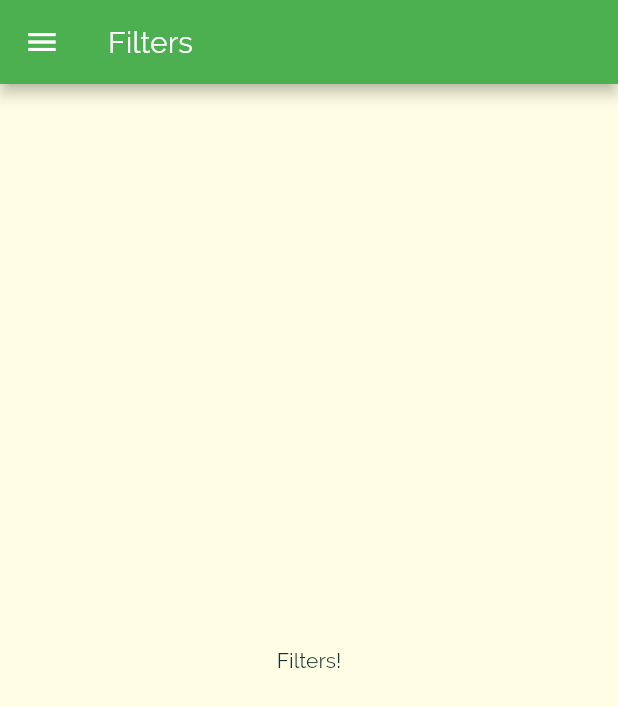
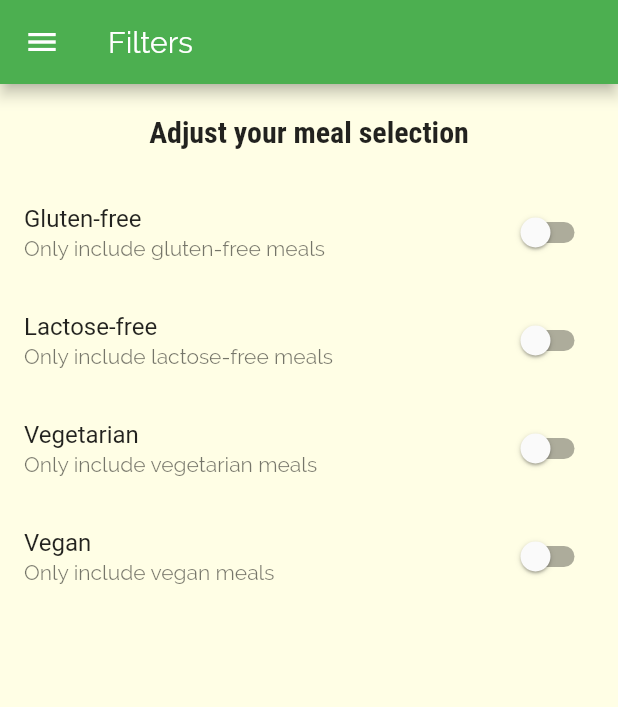
Before and after one commit to zexes/meals_app, a Flutter app: the FiltersScreen screen opened by its route, on a phone screen of 412 x 824 dp. Shown: the top 707 px of the screen. Run offline on Flutter 3.47's test engine with Material 2 defaults, Android fonts, the phone set to English and light mode, and no system bars.

Commit message:
Adding filter switches. closes #23

```diff
--- a/lib/screens/filters_screen.dart
+++ b/lib/screens/filters_screen.dart
@@ -1,8 +1,30 @@
 import 'package:flutter/material.dart';
 import 'package:mealsapp/widgets/main_drawer.dart';
 
-class FiltersScreen extends StatelessWidget {
+class FiltersScreen extends StatefulWidget {
   static const String id = 'filters_screen';
+
+  @override
+  _FiltersScreenState createState() => _FiltersScreenState();
+}
+
+class _FiltersScreenState extends State<FiltersScreen> {
+  bool _glutenFree = false;
+  bool _vegetarian = false;
+  bool _vegan = false;
+  bool _lactoseFree = false;
+
+  SwitchListTile buildSwitchListTile(
+      {String title,
+      String description,
+      bool currentValue,
+      Function updateValue}) {
+    return SwitchListTile(
+        title: Text(title),
+        subtitle: Text(description),
+        value: currentValue,
+        onChanged: updateValue);
+  }
 
   @override
   Widget build(BuildContext context) {
@@ -11,8 +33,58 @@ class FiltersScreen extends StatelessWidget {
         title: Text('Filters'),
       ),
       drawer: MainDrawer(),
-      body: Center(
-        child: Text('Filters!'),
+      body: Column(
+        children: <Widget>[
+          Container(
+            padding: EdgeInsets.all(20.0),
+            child: Text(
+              'Adjust your meal selection',
+              style: Theme.of(context).textTheme.title,
+            ),
+          ),
+          Expanded(
+            child: ListView(
+              children: <Widget>[
+                buildSwitchListTile(
+                    title: 'Gluten-free',
+                    description: 'Only include gluten-free meals',
+                    currentValue: _glutenFree,
+                    updateValue: (newValue) {
+                      setState(() {
+                        _glutenFree = newValue;
+                      });
+                    }),
+                buildSwitchListTile(
+                    title: 'Lactose-free',
+                    description: 'Only include lactose-free meals',
+                    currentValue: _lactoseFree,
+                    updateValue: (newValue) {
+                      setState(() {
+                        _lactoseFree = newValue;
+                      });
+                    }),
+                buildSwitchListTile(
+                    title: 'Vegetarian',
+                    description: 'Only include vegetarian meals',
+                    currentValue: _vegetarian,
+                    updateValue: (newValue) {
+                      setState(() {
+                        _vegetarian = newValue;
+                      });
+                    }),
+                buildSwitchListTile(
+                    title: 'Vegan',
+                    description: 'Only include vegan meals',
+                    currentValue: _vegan,
+                    updateValue: (newValue) {
+                      setState(() {
+                        _vegan = newValue;
+                      });
+                    })
+              ],
+            ),
+          )
+        ],
       ),
     );
   }
--- a/lib/screens/meal_detail_screen.dart
+++ b/lib/screens/meal_detail_screen.dart
@@ -76,7 +76,7 @@ class MealDetailScreen extends StatelessWidget {
                   thickness: 2.0,
                 ),
               ),
-            )
+            ),
           ],
         ),
       ),
--- a/lib/widgets/main_drawer.dart
+++ b/lib/widgets/main_drawer.dart
@@ -48,7 +48,7 @@ class MainDrawer extends StatelessWidget {
               Icons.restaurant,
               'Meals',
               () => Navigator.of(context).pushReplacementNamed(TabsScreen
-                  .id)), //if pushReplacement, then we use MaterialPageoute
+                  .id)), //if pushReplacement, then we use MaterialPageRoute
           buildSectionTile(
               Icons.settings,
               'Filters',
```
